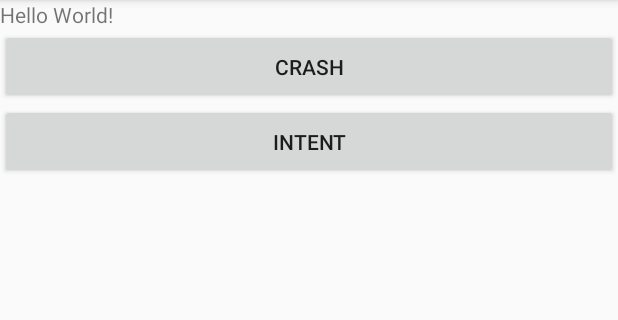
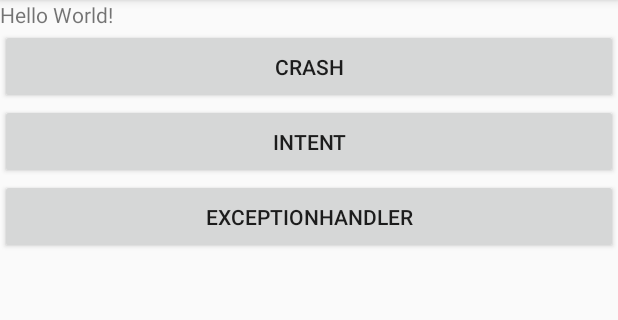
Before and after one commit to saanl/HockeyAppDemo, an Android app: the screen it shows after launch (MainActivity), on a phone screen of 412 x 824 dp, the part 84-404 px from its top. Run offline under Robolectric (Android 15) with nearby library versions, the phone set to English and light mode, and no system bars; libraries missing offline, so code that uses them is left out: com.microsoft.appcenter, net.hockeyapp.android; 2 statements that could not run were skipped.

```diff
--- a/app/src/main/res/layout/activity_main.xml
+++ b/app/src/main/res/layout/activity_main.xml
@@ -26,6 +26,12 @@
         android:text="Intent"
         android:onClick="click2"
         />
-
+    <Button
+        android:id="@+id/button3"
+        android:layout_width="match_parent"
+        android:layout_height="50dp"
+        android:text="ExceptionHandler"
+        android:onClick="click3"
+        />
 
 </LinearLayout>
```
Also changed, not shown: app/build.gradle (+12 -11 lines), app/src/main/java/com/example/hockeyappdemo/MainActivity.java (+46 -4 lines), 3 other files.
